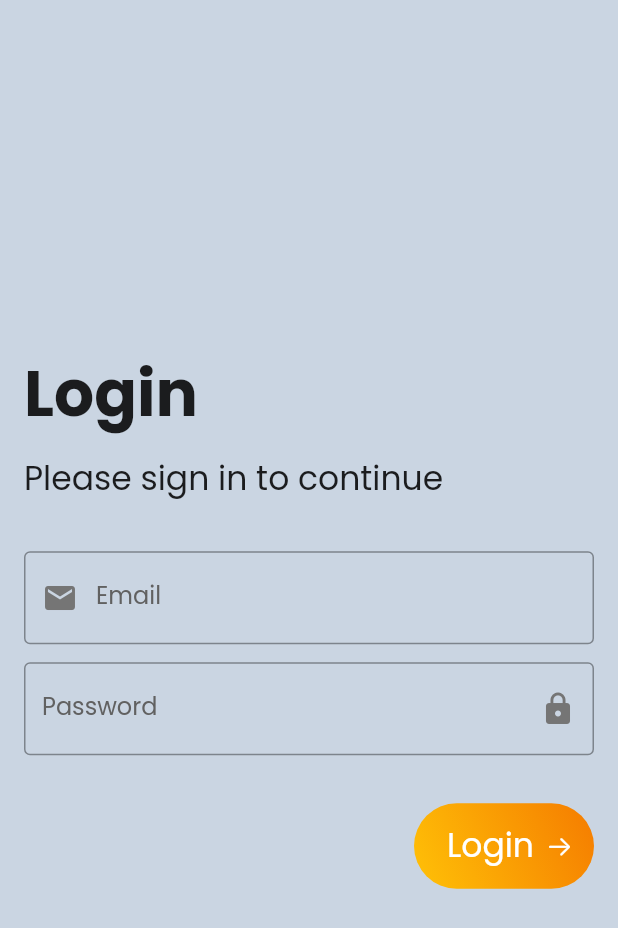
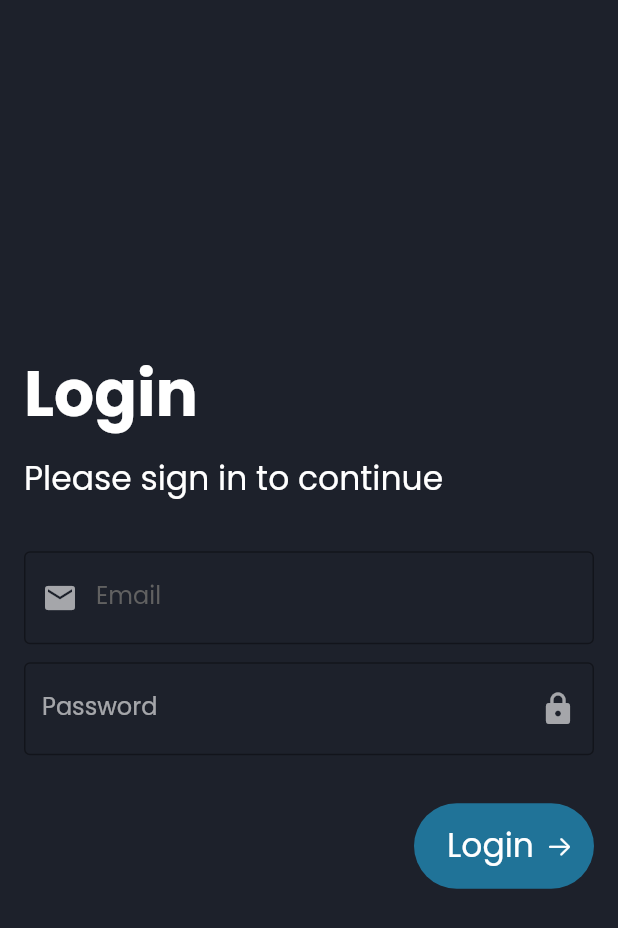
Before and after one commit to devAlep/book-app, a Flutter app: the LoginPage screen opened directly, on a phone screen of 412 x 824 dp. Shown: the top 928 px of the screen. Run offline on Flutter 3.47's test engine with Material 2 defaults, Android fonts, the phone set to English and light mode, and no system bars; our stand-ins replace google_fonts, material_design_icons_flutter.

```diff
--- a/lib/pages/login_page.dart
+++ b/lib/pages/login_page.dart
@@ -1,5 +1,6 @@
 import 'package:flutter/cupertino.dart';
 import 'package:flutter/material.dart';
+import 'package:untitled/pages/home_page.dart';
 
 class LoginPage extends StatefulWidget {
   const LoginPage({Key? key}) : super(key: key);
@@ -30,7 +31,6 @@ class _LoginPageState extends State<LoginPage> {
   Widget build(BuildContext context) {
     return SafeArea(
       child: Scaffold(
-        backgroundColor: const Color(0xffCAD5E2),
         body: Padding(
           padding: const EdgeInsets.symmetric(
             horizontal: 16.0,
@@ -42,7 +42,11 @@ class _LoginPageState extends State<LoginPage> {
             children: [
               const Text(
                 'Login',
-                style: TextStyle(fontSize: 42.0, fontWeight: FontWeight.bold),
+                style: TextStyle(
+                  fontSize: 42.0,
+                  fontWeight: FontWeight.bold,
+                  color: Colors.white,
+                ),
               ),
               const SizedBox(
                 height: 8.0,
@@ -51,39 +55,54 @@ class _LoginPageState extends State<LoginPage> {
                 'Please sign in to continue',
                 style: TextStyle(
                   fontSize: 22.0,
+                  color: Colors.white,
                 ),
               ),
               const SizedBox(
                 height: 32.0,
               ),
               TextField(
-                cursorColor: Colors.black,
                 controller: _emailController,
+                cursorColor: Colors.white60,
                 keyboardType: TextInputType.emailAddress,
                 cursorHeight: 22.0,
+                style: const TextStyle(
+                  color: Colors.white,
+                ),
                 decoration: InputDecoration(
                   label: const Text('Email'),
-                  prefixIcon: Icon(
+                  prefixIcon: const Icon(
                     Icons.mail,
-                    color: Colors.grey.shade600,
+                    color: Colors.white60,
                   ),
                   labelStyle: TextStyle(
                     color: Colors.grey.shade700,
                   ),
-                  border: const OutlineInputBorder(),
-                  focusColor: Colors.grey.shade500,
-                  focusedBorder: const OutlineInputBorder(),
+                  border: const OutlineInputBorder(
+                    borderSide: BorderSide(
+                      color: Colors.white60,
+                    ),
+                  ),
+                  focusColor: Colors.white60,
+                  focusedBorder: const OutlineInputBorder(
+                    borderSide: BorderSide(
+                      color: Colors.white60,
+                    ),
+                  ),
                 ),
               ),
               const SizedBox(
                 height: 12.0,
               ),
               TextField(
-                cursorColor: Colors.black,
+                cursorColor: Colors.white60,
                 controller: _passwordController,
                 keyboardType: TextInputType.visiblePassword,
                 obscureText: _isPasswordVisible ? false : true,
                 cursorHeight: 22.0,
+                style: const TextStyle(
+                  color: Colors.white,
+                ),
                 decoration: InputDecoration(
                   label: const Text('Password'),
                   suffixIcon: GestureDetector(
@@ -91,21 +110,25 @@ class _LoginPageState extends State<LoginPage> {
                       _togglePassword();
                     },
                     child: _isPasswordVisible
-                        ? Icon(
-                      Icons.lock_open,
-                      color: Colors.grey.shade600,
-                    )
-                        : Icon(
-                      Icons.lock,
-                      color: Colors.grey.shade600,
-                    ),
+                        ? const Icon(
+                            Icons.lock_open,
+                            color: Colors.white60,
+                          )
+                        : const Icon(
+                            Icons.lock,
+                            color: Colors.white60,
+                          ),
                   ),
-                  labelStyle: TextStyle(
-                    color: Colors.grey.shade700,
+                  labelStyle: const TextStyle(
+                    color: Colors.white60,
                   ),
                   border: const OutlineInputBorder(),
                   focusColor: Colors.grey.shade500,
-                  focusedBorder: const OutlineInputBorder(),
+                  focusedBorder: const OutlineInputBorder(
+                    borderSide: BorderSide(
+                      color: Colors.white60,
+                    ),
+                  ),
                 ),
               ),
               const SizedBox(
@@ -124,14 +147,13 @@ class _LoginPageState extends State<LoginPage> {
                       );
                       return;
                     }
-                    // Navigator.of(context).push(
-                    //   MaterialPageRoute(
-                    //     builder: (_) => WelcomePage(
-                    //       email: _emailController.text,
-                    //       password: _passwordController.text,
-                    //     ),
-                    //   ),
-                    // );
+                    Navigator.of(context).push(
+                      MaterialPageRoute(
+                        builder: (_) => HomePage(
+                          email: _emailController.text,
+                        ),
+                      ),
+                    );
                   },
                   child: Container(
                     width: 120.0,
@@ -143,10 +165,8 @@ class _LoginPageState extends State<LoginPage> {
                       borderRadius: BorderRadius.circular(
                         32.0,
                       ),
-                      gradient: LinearGradient(colors: [
-                        Colors.amber,
-                        Colors.orange.shade700,
-                      ], begin: Alignment.bottomLeft, end: Alignment.topRight),
+                      color: const Color(0xff207398)
+
                     ),
                     child: Row(
                       mainAxisAlignment: MainAxisAlignment.end,
--- a/pubspec.yaml
+++ b/pubspec.yaml
@@ -31,6 +31,7 @@ dependencies:
     sdk: flutter
 
   google_fonts:
+  material_design_icons_flutter:
 
 
   # The following adds the Cupertino Icons font to your application.
```
Also changed, not shown: lib/main.dart (+5 -2 lines), lib/pages/home_page.dart (added, +44 -0 lines), lib/pages/screens/dashboard_screen.dart (added, +12 -0 lines), lib/pages/screens/favourites_screen.dart (added, +12 -0 lines), lib/pages/screens/search_screen.dart (added, +12 -0 lines), lib/pages/screens/settings_screen.dart (added, +12 -0 lines), lib/widgets/bottom_nav_bar.dart (added, +54 -0 lines), pubspec.lock.
